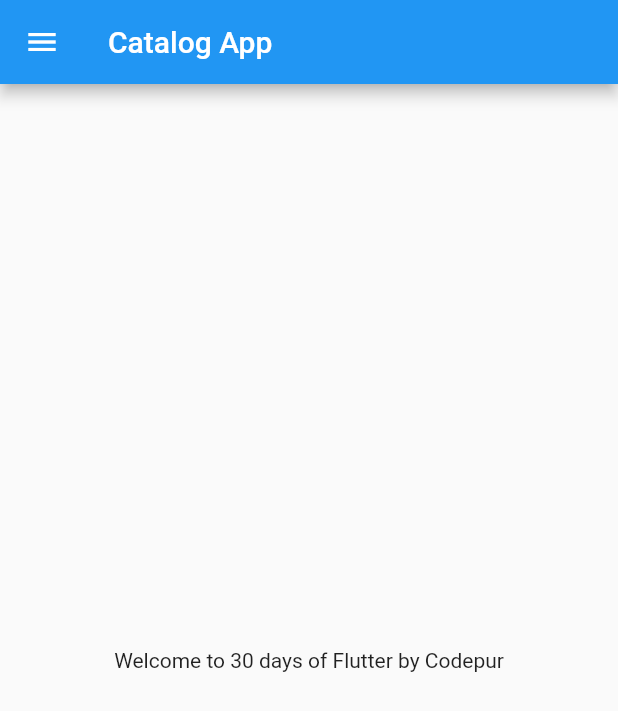
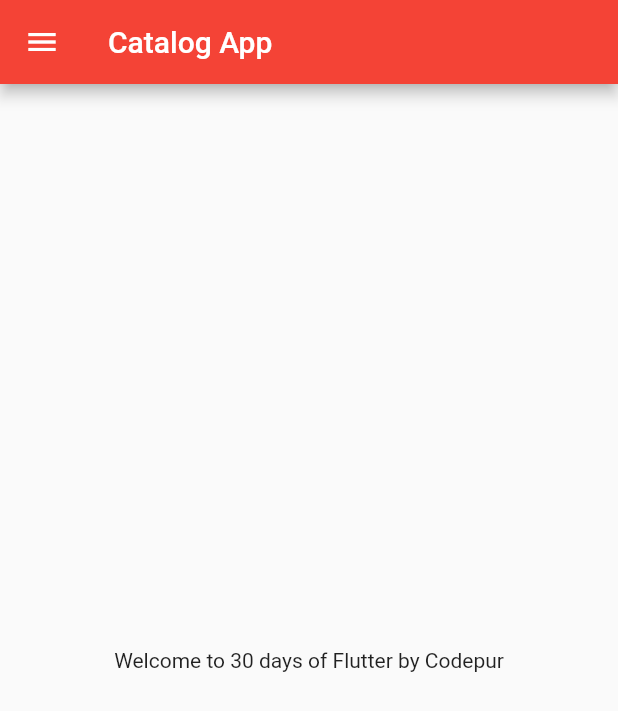
Before and after one commit to IkshulDureja/30DaysOfFlutter, a Flutter app: the screen it shows after launch, on a phone screen of 412 x 824 dp. Shown: the top 711 px of the screen. Run offline on Flutter 3.47's test engine with Material 2 defaults, Android fonts, the phone set to English and light mode, and no system bars.

Commit message:
Day 3 completed

```diff
--- a/lib/main.dart
+++ b/lib/main.dart
@@ -1,7 +1,9 @@
 import 'package:flutter/material.dart';
-import 'package:flutter_catalog/home_page.dart';
+import 'package:flutter_catalog/pages/home_page.dart';
+import 'package:flutter_catalog/pages/login_page.dart';
 
-import 'home_page.dart';
+import 'pages/home_page.dart';
+import 'pages/login_page.dart';
 
 void main() {
   runApp(MyApp());
@@ -13,7 +15,17 @@ class MyApp extends StatelessWidget {
   @override
   Widget build(BuildContext context) {
     return MaterialApp(
-      home: HomePage(),
+      //home: HomePage(),
+      themeMode: ThemeMode.light,
+      theme: ThemeData(primarySwatch: Colors.red),
+      darkTheme:
+          ThemeData(brightness: Brightness.dark, primarySwatch: Colors.indigo),
+      initialRoute: "/home",
+      routes: {
+        "/": ((context) => LoginPage()),
+        "/home": (context) => HomePage(),
+        "/login": ((context) => LoginPage())
+      },
     );
   }
 }
```
Also changed, not shown: lib/pages/login_page.dart (added, +21 -0 lines), lib/pages/home_page.dart (renamed from lib/home_page.dart).
